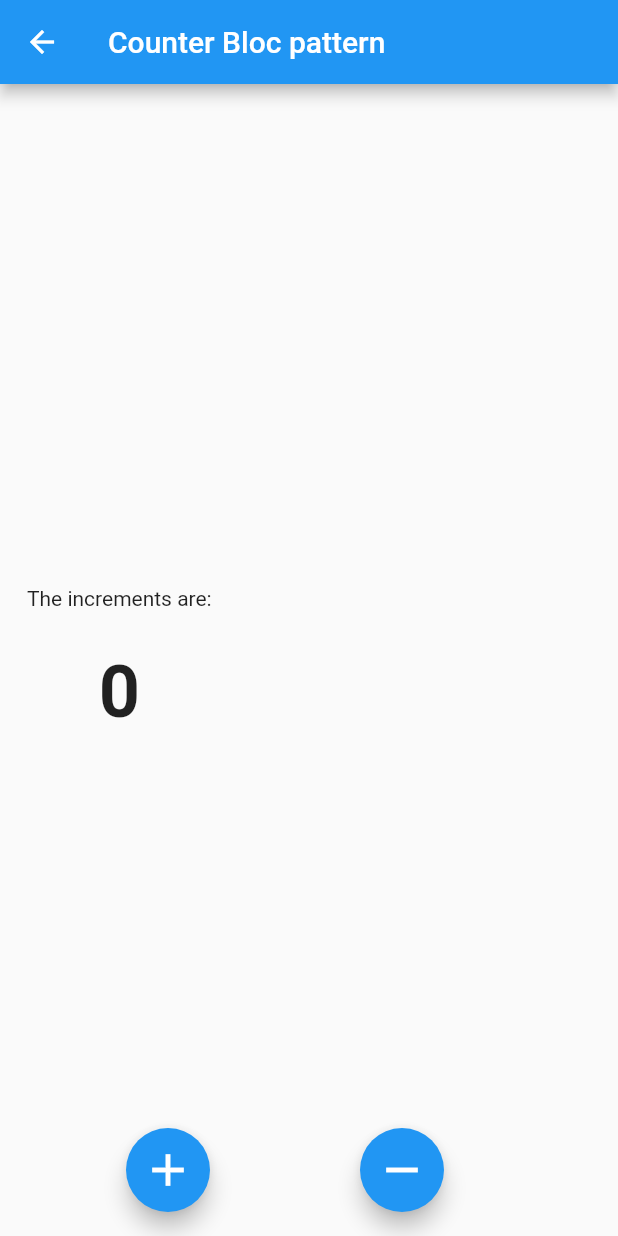
After one commit to sabil62/Routine, a Flutter app: the CounterAppBloc2 screen opened directly, on a phone screen of 412 x 824 dp. The commit adds this screen. Run offline on Flutter 3.47's test engine with Material 2 defaults, Android fonts, the phone set to English and light mode, and no system bars; our stand-ins replace charts_flutter, flare_flutter; missing offline and left inert: flare_dart.

Commit message:
medium bloc pattern stram sink co

```diff
--- /dev/null
+++ b/lib/bloc/counter2.dart
@@ -0,0 +1,70 @@
+import 'package:flutter/material.dart';
+import 'package:timeTable/bloc/counter_bloc2.dart';
+
+class CounterAppBloc2 extends StatefulWidget {
+  @override
+  _CounterAppBloc2State createState() => _CounterAppBloc2State();
+}
+
+class _CounterAppBloc2State extends State<CounterAppBloc2> {
+  //this is from counter_block class
+  final counterBloc = CounterBloc2();
+
+  @override
+  Widget build(BuildContext context) {
+    return Scaffold(
+      appBar: AppBar(
+        title: Text('Counter Bloc pattern'),
+      ),
+      body: Padding(
+        padding: const EdgeInsets.symmetric(vertical: 8, horizontal: 18),
+        child: Column(
+          mainAxisAlignment: MainAxisAlignment.center,
+          children: [
+            Text('The increments are:'),
+            SizedBox(
+              height: 26,
+            ),
+            StreamBuilder(
+              stream: counterBloc.counterStream2,
+              initialData: 0,
+              builder: (context, snapshot) => Text(
+                '${snapshot.data}',
+                style: TextStyle(
+                    fontSize: 48,
+                    color: Colors.black87,
+                    fontWeight: FontWeight.w700),
+              ),
+            )
+          ],
+        ),
+      ),
+      floatingActionButton: Row(
+        mainAxisAlignment: MainAxisAlignment.spaceEvenly,
+        children: [
+          FloatingActionButton(
+            heroTag: '12',
+            onPressed: () {
+              counterBloc.eventSink2.add(CounterAction.Increment);
+            },
+            child: Icon(
+              Icons.add,
+              size: 36,
+              color: Colors.white,
+            ),
+          ),
+          FloatingActionButton(
+              heroTag: '13',
+              child: Icon(
+                Icons.remove,
+                size: 36,
+                color: Colors.white,
+              ),
+              onPressed: () {
+                counterBloc.eventSink2.add(CounterAction.Decrement);
+              })
+        ],
+      ),
+    );
+  }
+}
--- /dev/null
+++ b/lib/bloc/counter_bloc2.dart
@@ -0,0 +1,28 @@
+import 'dart:async';
+
+enum CounterAction { Increment, Decrement }
+
+class CounterBloc2 {
+  int counter;
+  final statestreamController = StreamController<int>();
+
+  StreamSink<int> get counterSink2 => statestreamController.sink;
+  Stream<int> get counterStream2 => statestreamController.stream;
+
+  final eventstreamController = StreamController<CounterAction>();
+
+  StreamSink<CounterAction> get eventSink2 => eventstreamController.sink;
+  Stream<CounterAction> get eventStream2 => eventstreamController.stream;
+
+  CounterBloc2() {
+    counter = 0;
+
+    eventStream2.listen((event) {
+      if (event == CounterAction.Increment)
+        counter++;
+      else if (event == CounterAction.Decrement) counter--;
+
+      counterSink2.add(counter);
+    });
+  }
+}
--- a/lib/main.dart
+++ b/lib/main.dart
@@ -1,5 +1,6 @@
 import 'package:flutter/material.dart';
 import 'package:timeTable/bloc/counter.dart';
+import 'package:timeTable/bloc/counter2.dart';
 import 'dart:math';
 import './practice/random.dart';
 import './practice/http.dart';
@@ -205,6 +206,16 @@ class _MyHomePageState extends State<MyHomePage> {
                 onTap: () => Navigator.push(context,
                     MaterialPageRoute(builder: (context) => CounterAppBloc())),
               ),
+              ListTile(
+                title: Text('Counter Bloc pattern this!!'),
+                leading: Icon(
+                  Icons.not_accessible_rounded,
+                  size: 24,
+                  color: Colors.green[900],
+                ),
+                onTap: () => Navigator.push(context,
+                    MaterialPageRoute(builder: (context) => CounterAppBloc2())),
+              ),
             ],
           ),
         ),
```
